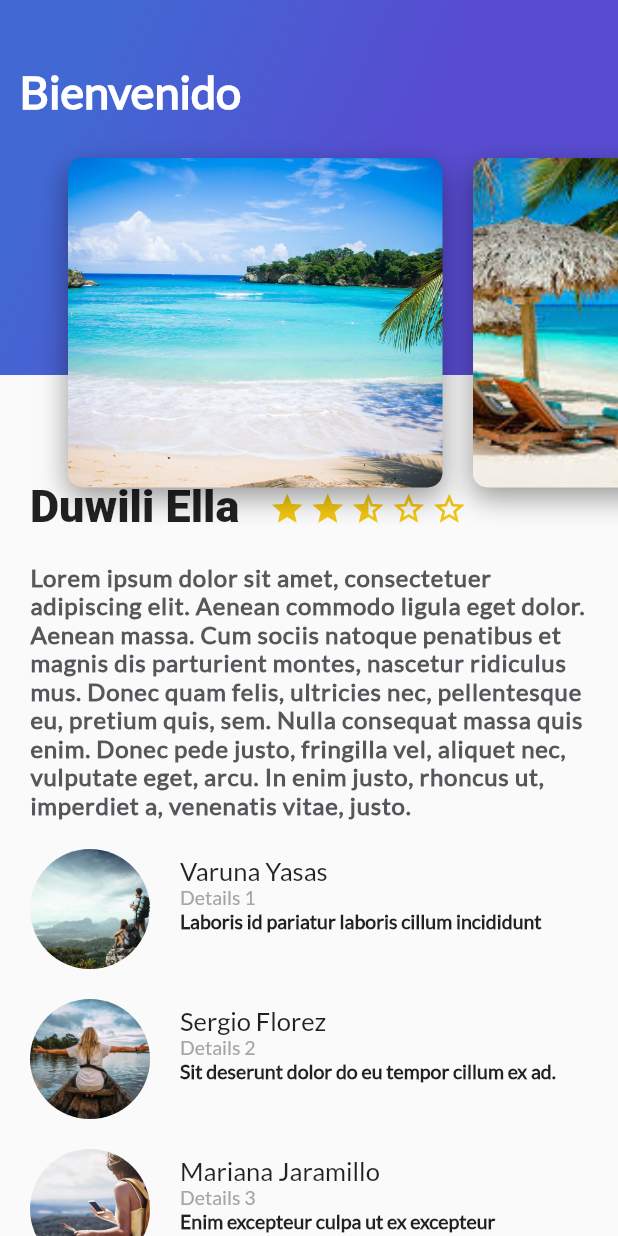
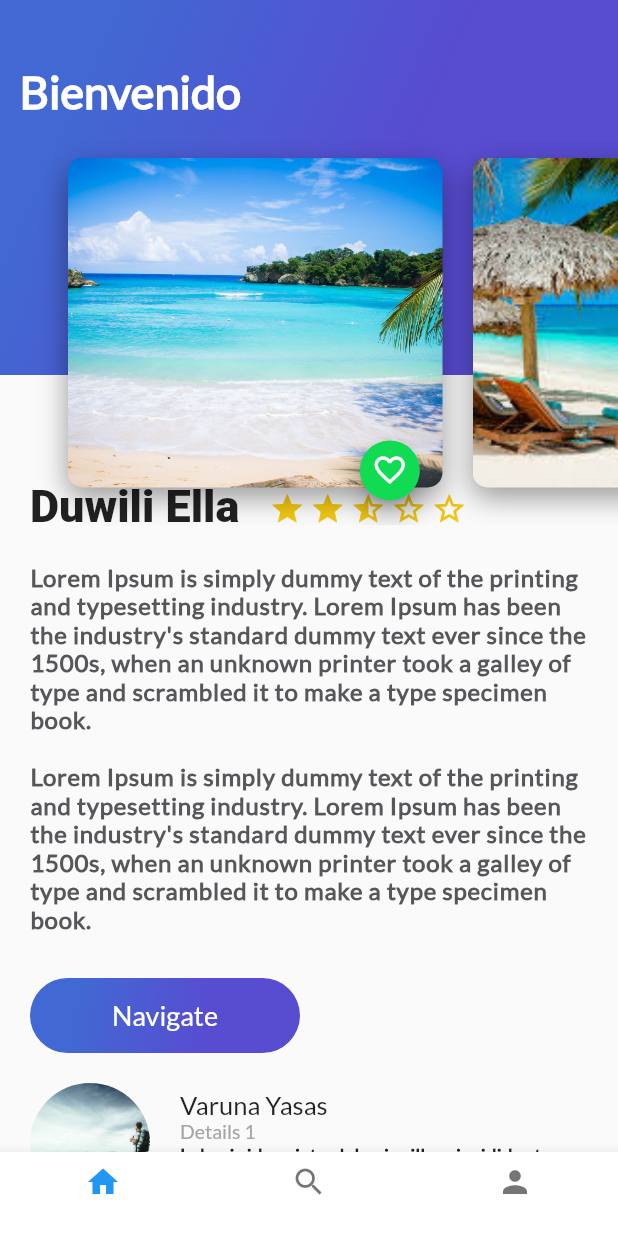
Before and after one commit to xergioalex/demo_flutter_app, a Flutter app: the screen it shows after launch, on a phone screen of 412 x 824 dp. Run offline on Flutter 3.47's test engine with Material 2 defaults, Android fonts, the phone set to English and light mode, and no system bars.

Commit message:
Demo with bottom navigation nav

```diff
--- /dev/null
+++ b/lib/components/button_purple.dart
@@ -0,0 +1,59 @@
+import 'package:flutter/material.dart';
+
+
+class ButtonPurple extends StatelessWidget {
+
+  String buttonText = "Navigate";
+
+  ButtonPurple(this.buttonText);
+
+  @override
+  Widget build(BuildContext context) {
+    // TODO: implement build
+    return InkWell(
+      onTap: () {
+        Scaffold.of(context).showSnackBar(
+          SnackBar(
+            content: Text("Navegando"),
+          )
+        );
+      },
+      child: Container(
+        margin: EdgeInsets.only(
+          top: 30.0,
+          left: 20.0,
+          right: 20.0
+        ),
+        height: 50.0,
+        width: 180.0,
+        decoration: BoxDecoration(
+          borderRadius: BorderRadius.circular(30.0),
+          gradient: LinearGradient(
+            colors: [
+              Color(0xFF4268D3),
+              Color(0xFF584CD1)
+            ],
+            begin: FractionalOffset(0.2, 0.0),
+            end: FractionalOffset(1.0, 0.6),
+            stops: [0.0, 0.6],
+            tileMode: TileMode.clamp
+          )
+        ),
+
+        child: Center(
+          child: Text(
+            buttonText,
+            style: TextStyle(
+              fontSize: 18.0,
+              fontFamily: "Lato",
+              color: Colors.white
+            ),
+
+          ),
+        ),
+
+      ),
+    );
+  }
+
+}
--- a/lib/components/card_image.dart
+++ b/lib/components/card_image.dart
@@ -1,8 +1,9 @@
 import 'package:flutter/material.dart';
+import 'floating_action_button_green.dart';
 
 class  CardImage extends StatelessWidget {
 
-  String pathImage = 'assets/images/beach.jpg';
+  String pathImage = "assets/img/beach.jpeg";
 
   CardImage(this.pathImage);
 
@@ -16,6 +17,7 @@ class  CardImage extends StatelessWidget {
       margin: EdgeInsets.only(
           top: 80.0,
           left: 20.0
+
       ),
 
       decoration: BoxDecoration(
@@ -36,7 +38,13 @@ class  CardImage extends StatelessWidget {
       ),
     );
 
-    return card;
+    return Stack(
+      alignment: Alignment(0.9,1.1),
+      children: <Widget>[
+        card,
+        FloatingActionButtonGreen()
+      ],
+    );
   }
 
 }
--- a/lib/components/description_place.dart
+++ b/lib/components/description_place.dart
@@ -1,4 +1,5 @@
 import 'package:flutter/material.dart';
+import 'button_purple.dart';
 
 class DescriptionPlace extends StatelessWidget{
   String namePlace;
@@ -93,9 +94,11 @@ class DescriptionPlace extends StatelessWidget{
     );
 
     return Column(
+      crossAxisAlignment: CrossAxisAlignment.start,
       children: <Widget>[
         title_stars,
-        text_description
+        text_description,
+        ButtonPurple('Navigate')
       ],
     );
 
--- /dev/null
+++ b/lib/components/floating_action_button_green.dart
@@ -0,0 +1,43 @@
+import 'package:flutter/material.dart';
+
+class FloatingActionButtonGreen extends StatefulWidget {
+  @override
+  State<StatefulWidget> createState() {
+    // TODO: implement createState
+    return _FloatingActionButtonGreen();
+  }
+
+}
+
+
+class _FloatingActionButtonGreen extends State<FloatingActionButtonGreen> {
+  bool _pressed = false;
+
+  void onPressedFav(){
+    setState(() {
+      _pressed = !this._pressed;
+    });
+
+    Scaffold.of(context).showSnackBar(
+        SnackBar(
+            content: this._pressed ? Text("Agregaste a tus favoritos") : Text("Quitaste de tus favoritos")
+        )
+    );
+
+  }
+
+  @override
+  Widget build(BuildContext context) {
+    // TODO: implement build
+    return FloatingActionButton(
+      backgroundColor: Color(0xFF11DA53),
+      mini: true,
+      tooltip: "Fav",
+      onPressed: onPressedFav,
+      child: Icon(
+          this._pressed ? Icons.favorite: Icons.favorite_border
+      ),
+    );
+  }
+
+}
--- /dev/null
+++ b/lib/components/home_trips.dart
@@ -0,0 +1,26 @@
+import 'package:flutter/material.dart';
+import 'description_place.dart';
+import 'header_appbar.dart';
+import 'review_list.dart';
+
+class HomeTrips extends StatelessWidget {
+  String descriptionDummy = "Lorem Ipsum is simply dummy text of the printing and typesetting industry. Lorem Ipsum has been the industry's standard dummy text ever since the 1500s, when an unknown printer took a galley of type and scrambled it to make a type specimen book. \n\nLorem Ipsum is simply dummy text of the printing and typesetting industry. Lorem Ipsum has been the industry's standard dummy text ever since the 1500s, when an unknown printer took a galley of type and scrambled it to make a type specimen book.";
+
+  @override
+  Widget build(BuildContext context) {
+    // TODO: implement build
+    return Stack(
+      children: <Widget>[
+        ListView(
+          children: <Widget>[
+            DescriptionPlace("Bahamas", 4, descriptionDummy),
+            ReviewList()
+
+          ],
+        ),
+        HeaderAppBar()
+      ],
+    );
+  }
+
+}
--- /dev/null
+++ b/lib/components/page_trips.dart
@@ -0,0 +1,62 @@
+import 'package:flutter/material.dart';
+import 'home_trips.dart';
+import 'search_trips.dart';
+import 'profile_trips.dart';
+
+class PageTrips extends StatefulWidget {
+  @override
+  State<StatefulWidget> createState() {
+    // TODO: implement createState
+    return _PageTrips();
+  }
+
+}
+
+class _PageTrips extends State<PageTrips> {
+  int indexTap = 0;
+  final List<Widget> widgetsChildren = [
+    HomeTrips(),
+    SearchTrips(),
+    ProfileTrips()
+  ];
+
+  void onTapTapped(int index){
+    setState(() {
+      indexTap = index;
+    });
+  }
+
+  @override
+  Widget build(BuildContext context) {
+    // TODO: implement build
+
+    return  Scaffold(
+      body: widgetsChildren[indexTap],
+      bottomNavigationBar: Theme(
+        data: Theme.of(context).copyWith(
+            canvasColor: Colors.white,
+            primaryColor: Colors.purple
+        ),
+        child: BottomNavigationBar(
+            onTap: onTapTapped,
+            currentIndex: indexTap,
+            items: [
+              BottomNavigationBarItem(
+                  icon: Icon(Icons.home),
+                  title: Text("")
+              ),
+              BottomNavigationBarItem(
+                  icon: Icon(Icons.search),
+                  title: Text("")
+              ),
+              BottomNavigationBarItem(
+                  icon: Icon(Icons.person),
+                  title: Text("")
+              ),
+            ]
+        ),
+      ),
+    );
+  }
+
+}
--- /dev/null
+++ b/lib/components/profile_trips.dart
@@ -0,0 +1,12 @@
+import 'package:flutter/material.dart';
+
+class ProfileTrips extends StatelessWidget {
+  @override
+  Widget build(BuildContext context) {
+    // TODO: implement build
+    return Container(
+      color: Colors.indigo,
+    );
+  }
+
+}
--- /dev/null
+++ b/lib/components/search_trips.dart
@@ -0,0 +1,12 @@
+import 'package:flutter/material.dart';
+
+class SearchTrips extends StatelessWidget{
+  @override
+  Widget build(BuildContext context) {
+    // TODO: implement build
+    return Container(
+      color: Colors.greenAccent,
+    );
+  }
+
+}
--- a/lib/main.dart
+++ b/lib/main.dart
@@ -1,8 +1,7 @@
 import 'package:flutter/material.dart';
-import 'components/description_place.dart';
-import 'components/review_list.dart';
-import 'components/gradient_back.dart';
-import 'components/header_appbar.dart';
+import 'components/page_trips.dart';
+
+
 
 void main() => runApp(MyApp());
 
@@ -17,19 +16,7 @@ class MyApp extends StatelessWidget {
         theme: ThemeData(
           primarySwatch: Colors.blue,
         ),
-        home: Scaffold(
-          body: Stack(
-            children: <Widget>[
-              ListView(
-                children: <Widget>[
-                  new DescriptionPlace('Bahamas', 4, descriptionText),
-                  new ReviewList(),
-                ],
-              ),
-              new HeaderAppBar()
-            ],
-          )
-        )
+        home: PageTrips()
     );
   }
 }
```
Lines whose indentation alone changed are shown as unchanged.
